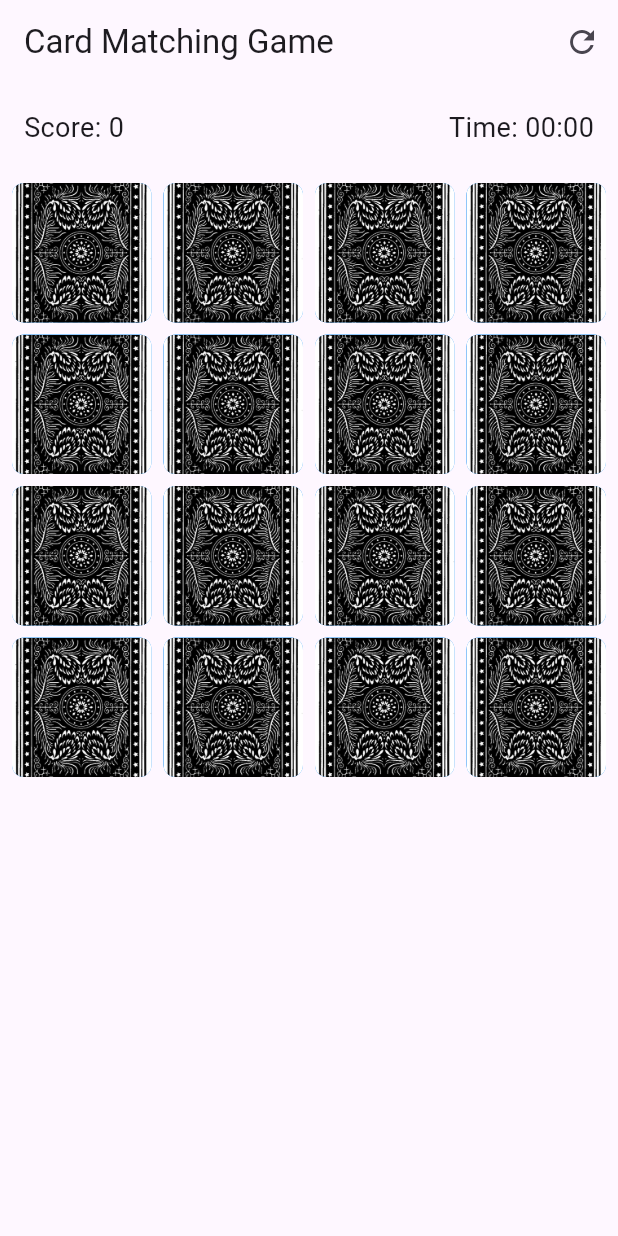
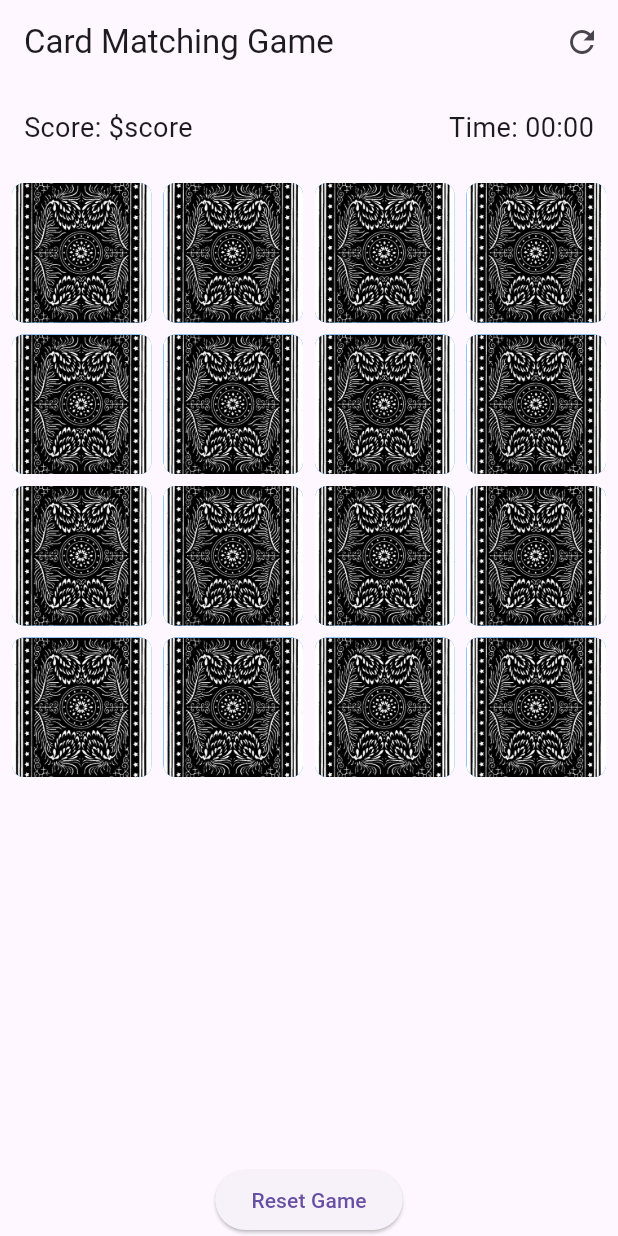
Before and after one commit to Gregory-Vaughan/HW3, a Flutter app: the screen it shows after launch, on a phone screen of 412 x 824 dp. Run offline on Flutter 3.47's test engine with Material 3 defaults, Android fonts, the light colour scheme and no system bars.

Commit message:
Final Commit, added a reset button. Didn't feel like adding more stuff.

```diff
--- a/hw3/lib/main.dart
+++ b/hw3/lib/main.dart
@@ -14,7 +14,6 @@
   }
 }
 
-
 class CardModel {
   final String image;
   bool isFaceUp;
@@ -22,7 +21,6 @@
 
   CardModel({required this.image, this.isFaceUp = false, this.isMatched = false});
 }
-
 
 List<CardModel> generateCards() {
   List<String> images = [
@@ -36,7 +34,6 @@
   return cards;
 }
 
-
 class GameScreen extends StatefulWidget {
   @override
   _GameScreenState createState() => _GameScreenState();
@@ -44,13 +41,13 @@
 
 class _GameScreenState extends State<GameScreen> {
   late List<CardModel> cards;
+  int score = 0;
 
   @override
   void initState() {
     super.initState();
-    cards = generateCards();
+    resetGame();
   }
-
 
   void onCardTap(int index) {
     setState(() {
@@ -61,7 +58,6 @@
 
     checkMatch();
   }
-
 
   void checkMatch() {
     List<int> flippedIndexes = [];
@@ -74,13 +70,12 @@
 
     if (flippedIndexes.length == 2) {
       if (cards[flippedIndexes[0]].image == cards[flippedIndexes[1]].image) {
-
         setState(() {
           cards[flippedIndexes[0]].isMatched = true;
           cards[flippedIndexes[1]].isMatched = true;
+          score += 10;
         });
       } else {
-
         Future.delayed(Duration(milliseconds: 800), () {
           setState(() {
             cards[flippedIndexes[0]].isFaceUp = false;
@@ -91,10 +86,10 @@
     }
   }
 
-
   void resetGame() {
     setState(() {
       cards = generateCards();
+      score = 0;
     });
   }
 
@@ -112,19 +107,16 @@
       ),
       body: Column(
         children: [
-
           Padding(
             padding: const EdgeInsets.all(16.0),
             child: Row(
               mainAxisAlignment: MainAxisAlignment.spaceBetween,
               children: [
-                Text('Score: 0', style: TextStyle(fontSize: 18)),
+                Text('Score: \$score', style: TextStyle(fontSize: 18)),
                 Text('Time: 00:00', style: TextStyle(fontSize: 18)),
               ],
             ),
           ),
-
-          // Card Grid
           Expanded(
             child: Padding(
               padding: const EdgeInsets.all(8.0),
@@ -144,12 +136,15 @@
               ),
             ),
           ),
+          ElevatedButton(
+            onPressed: resetGame,
+            child: Text('Reset Game'),
+          ),
         ],
       ),
     );
   }
 }
-
 
 class CardWidget extends StatelessWidget {
   final CardModel card;
```
